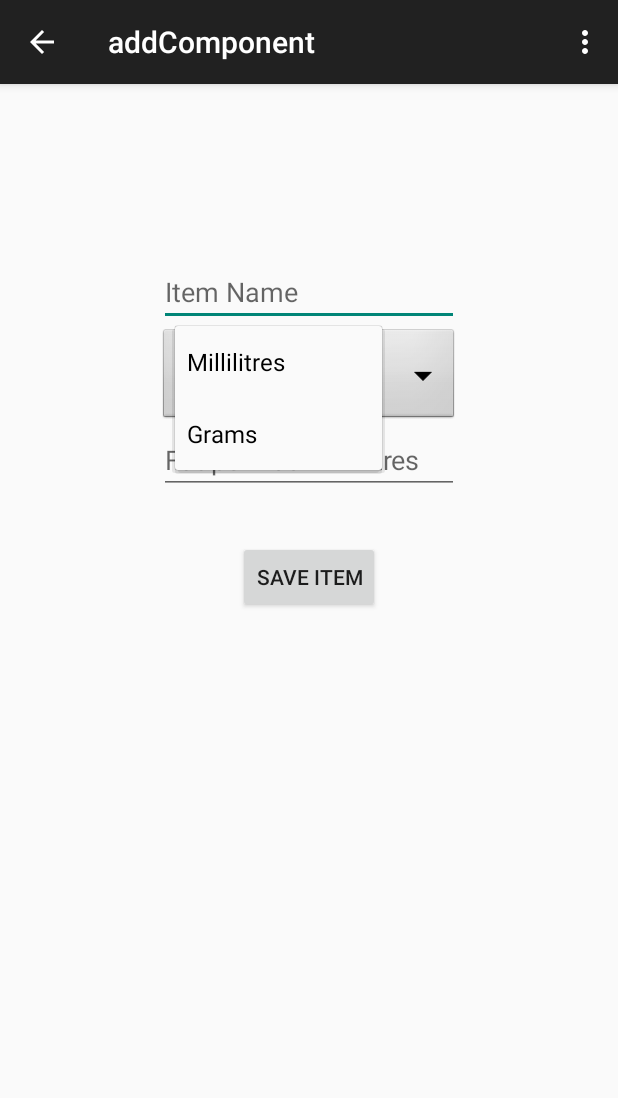
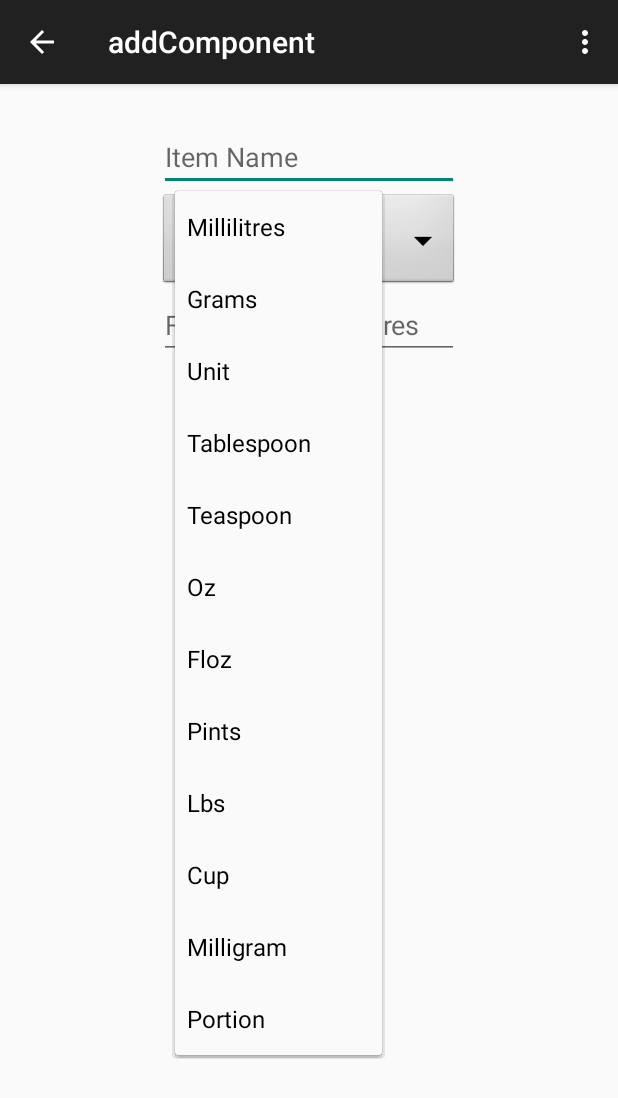
Before and after one commit to lukeboland1/FYP, an Android app: the addComponent screen opened directly, with no data from a screen before it, after a tap on "Millilitres", on a phone screen of 412 x 824 dp. Shown: the top 1098 px of the screen. Run offline under Robolectric (Android 15) with nearby library versions, the light colour scheme and no system bars; 4 statements that could not run were skipped.

Commit message:
Polishing some UI stuff on storing Entries / Meals

```diff
--- a/app/src/main/java/com/luke/fyp/addComponent.java
+++ b/app/src/main/java/com/luke/fyp/addComponent.java
@@ -6,14 +6,20 @@ import android.view.Menu;
 import android.view.MenuItem;
 import android.os.AsyncTask;
 import android.view.View;
+import android.view.ViewGroup;
 import android.widget.AdapterView;
 import android.widget.ArrayAdapter;
 import android.widget.EditText;
+import android.widget.ListView;
 import android.widget.Spinner;
+import android.widget.TextView;
 import android.widget.Toast;
+
+import java.util.ArrayList;
 
 public class addComponent extends AppCompatActivity {
     private DatabaseAccess db;
+    private ArrayList<Component> components;
     private EditText mEdit;
     private EditText fat;
     String servingType;
@@ -26,7 +32,10 @@ public class addComponent extends AppCompatActivity {
         db = new DatabaseAccess(this);
         mEdit   = (EditText)findViewById(R.id.componentName);
         fat = (EditText)findViewById(R.id.fatPerServing);
-        String[] items = {"Millilitres", "Grams"};
+        new setupDisplay().execute();
+
+        /*
+        String[] items = {"Millilitres", "Grams", "Unit", "Tablespoon", "Teaspoon", "Oz", "Floz", "Pints", "Lbs", "Cup", "Milligram", "Portion"};
         Spinner dropdown = (Spinner)findViewById(R.id.spinnerServingType);
         ArrayAdapter<String> adapter = new ArrayAdapter<String>(this, android.R.layout.simple_spinner_dropdown_item, items);
         dropdown.setAdapter(adapter);
@@ -47,6 +56,56 @@ public class addComponent extends AppCompatActivity {
                     fat.setHint("Fat per 100 millilitres");
                 }
 
+                else if(servingType.equals("Tablespoon"))
+                {
+                    fat.setHint("Fat per Tablespoon");
+                }
+
+                else if(servingType.equals("Teaspoon"))
+                {
+                    fat.setHint("Fat per Teaspoon");
+                }
+
+                else if(servingType.equals("Oz"))
+                {
+                    fat.setHint("Fat per Oz");
+                }
+
+                else if(servingType.equals("Floz"))
+                {
+                    fat.setHint("Fat per Floz");
+                }
+
+                else if(servingType.equals("Pints"))
+                {
+                    fat.setHint("Fat per Pint");
+                }
+
+                else if(servingType.equals("Lbs"))
+                {
+                    fat.setHint("Fat per lb");
+                }
+
+                else if(servingType.equals("Milligram"))
+                {
+                    fat.setHint("Fat per 100 milligrams");
+                }
+
+                else if(servingType.equals("Cup"))
+                {
+                    fat.setHint("Fat per cup");
+                }
+
+                else if(servingType.equals("Portion"))
+                {
+                    fat.setHint("Fat per portion");
+                }
+
+                else if(servingType.equals("Unit"))
+                {
+                    fat.setHint("Fat per unit");
+                }
+
             }
 
             @Override
@@ -54,14 +113,14 @@ public class addComponent extends AppCompatActivity {
 
 
             }
-        });
+        });*/
     }
 
 
 
     public void saveComponent(View v)
     {
-        if(!fat.getText().equals("")) {
+        if(!fat.getText().toString().equals("")) {
             new AddNewComponent().execute(mEdit.getText().toString(), fat.getText().toString());
         }
         else
@@ -74,18 +133,132 @@ public class addComponent extends AppCompatActivity {
 
         @Override
         protected Boolean doInBackground(String... params) {
-            boolean tof = db.insertComponent(params[0], Integer.parseInt(params[1]), servingType);
-            db.close();
+            boolean found = false;
+            for(int i = 0; i < components.size() && !found; i++)
+            {
+                if(components.get(i).getName().equals(params[0]))
+                {
+                    found = true;
+                }
+            }
+            boolean tof = false;
+
+            if(!found) {
+                tof = db.insertComponent(params[0], Integer.parseInt(params[1]), servingType);
+                components = db.getAllComponents();
+            }
+
             return tof;
         }
 
         @Override
         protected void onPostExecute(Boolean result) {
             super.onPostExecute(result);
-
-            Toast.makeText(getApplicationContext(), "Updated", Toast.LENGTH_SHORT).show();
+            if(result) {
+                Toast.makeText(getApplicationContext(), "Item stored", Toast.LENGTH_SHORT).show();
+            }
+            else
+            {
+                Toast.makeText(getApplicationContext(), "Failed to store item", Toast.LENGTH_SHORT).show();
+            }
             mEdit.setText("");
             fat.setText("");
+            populateListView();
+
+        }
+    }
+
+    private class setupDisplay extends AsyncTask<String, Object, Boolean> {
+
+        @Override
+        protected Boolean doInBackground(String... params) {
+            components = db.getAllComponents();
+            return true;
+        }
+
+        @Override
+        protected void onPostExecute(Boolean result) {
+            super.onPostExecute(result);
+            populateListView();
+            String[] items = {"Millilitres", "Grams", "Unit", "Tablespoon", "Teaspoon", "Oz", "Floz", "Pints", "Lbs", "Cup", "Milligram", "Portion"};
+            Spinner dropdown = (Spinner)findViewById(R.id.spinnerServingType);
+            ArrayAdapter<String> adapter = new ArrayAdapter<String>(addComponent.this, android.R.layout.simple_spinner_dropdown_item, items);
+            dropdown.setAdapter(adapter);
+            dropdown.setOnItemSelectedListener(new AdapterView.OnItemSelectedListener() {
+
+                @Override
+                public void onItemSelected(AdapterView<?> arg0, View arg1,
+                                           int arg2, long arg3) {
+                    String item =(String) arg0.getItemAtPosition(arg2);
+                    servingType = item;
+                    canStore = true;
+                    if(servingType.equals("Grams"))
+                    {
+                        fat.setHint("Fat per 100 grams");
+                    }
+                    else if(servingType.equals("Millilitres"))
+                    {
+                        fat.setHint("Fat per 100 millilitres");
+                    }
+
+                    else if(servingType.equals("Tablespoon"))
+                    {
+                        fat.setHint("Fat per Tablespoon");
+                    }
+
+                    else if(servingType.equals("Teaspoon"))
+                    {
+                        fat.setHint("Fat per Teaspoon");
+                    }
+
+                    else if(servingType.equals("Oz"))
+                    {
+                        fat.setHint("Fat per Oz");
+                    }
+
+                    else if(servingType.equals("Floz"))
+                    {
+                        fat.setHint("Fat per Floz");
+                    }
+
+                    else if(servingType.equals("Pints"))
+                    {
+                        fat.setHint("Fat per Pint");
+                    }
+
+                    else if(servingType.equals("Lbs"))
+                    {
+                        fat.setHint("Fat per lb");
+                    }
+
+                    else if(servingType.equals("Milligram"))
+                    {
+                        fat.setHint("Fat per 100 milligrams");
+                    }
+
+                    else if(servingType.equals("Cup"))
+                    {
+                        fat.setHint("Fat per cup");
+                    }
+
+                    else if(servingType.equals("Portion"))
+                    {
+                        fat.setHint("Fat per portion");
+                    }
+
+                    else if(servingType.equals("Unit"))
+                    {
+                        fat.setHint("Fat per unit");
+                    }
+
+                }
+
+                @Override
+                public void onNothingSelected(AdapterView<?> arg0) {
+
+
+                }
+            });
 
         }
     }
@@ -93,7 +266,41 @@ public class addComponent extends AppCompatActivity {
 
 
 
+    private void populateListView()
+    {
+        ArrayAdapter<Component> adapt = new MyListAdapter();
+        ListView list =(ListView) findViewById(R.id.componentListView5);
+        list.setAdapter(adapt);
 
+    }
+
+
+    private class MyListAdapter extends ArrayAdapter<Component>
+    {
+        public MyListAdapter()
+        {
+            super(addComponent.this, R.layout.item_view, components);
+        }
+
+        @Override
+        public View getView(int position, View convertView, ViewGroup parent) {
+            View itemView = convertView;
+            if(itemView == null)
+            {
+                itemView = getLayoutInflater().inflate(R.layout.item_view, parent, false);
+
+            }
+
+            Component mr = components.get(position);
+            TextView mName = (TextView)itemView.findViewById(R.id.itemViewMealName);
+            mName.setText(mr.getName());
+            TextView mNotes = (TextView)itemView.findViewById(R.id.itemViewNotes);
+            mNotes.setText("" + mr.getQuantity() + " " + mr.getServingType());
+
+
+            return itemView;
+        }
+    }
 
 
 
--- a/app/src/main/java/com/luke/fyp/viewMealsActivity.java
+++ b/app/src/main/java/com/luke/fyp/viewMealsActivity.java
@@ -205,7 +205,9 @@ public class viewMealsActivity extends AppCompatActivity implements TextWatcher
 
             Entry e = foundEntries.get(position);
             TextView mName = (TextView)itemView.findViewById(R.id.itemViewMealName);
-            mName.setText(e.getName());
+            if(e.getCombinations().size() > 0) {
+                mName.setText(e.getCombinations().get(0).getName());
+            }
             TextView mDate = (TextView)itemView.findViewById(R.id.itemViewDateTaken);
             mDate.setText((convertDate(e.getDateTaken(), "dd/MM/yyyy")));
             TextView mCreon = (TextView)itemView.findViewById(R.id.itemViewCreonTaken);
--- a/app/src/main/res/layout/activity_add_component.xml
+++ b/app/src/main/res/layout/activity_add_component.xml
@@ -12,7 +12,7 @@
         android:id="@+id/componentName"
         android:layout_alignParentTop="true"
         android:layout_centerHorizontal="true"
-        android:layout_marginTop="100dp"
+        android:layout_marginTop="10dp"
         android:hint="Item Name"/>
 
     <Spinner
@@ -23,14 +23,6 @@
         android:layout_below="@id/componentName"
         android:background="@android:drawable/btn_dropdown"
         android:spinnerMode="dropdown" />
-
-    <!--<EditText
-        android:layout_width="200dp"
-        android:layout_height="wrap_content"
-        android:id="@+id/servingType"
-        android:layout_below="@id/componentName"
-        android:layout_centerHorizontal="true"
-        android:hint="Serving Type"/>-->
 
     <EditText
         android:layout_width="200dp"
@@ -51,4 +43,12 @@
         android:layout_marginTop="31dp"
         android:onClick="saveComponent"/>
 
+    <ListView
+        android:layout_width="wrap_content"
+        android:layout_height="wrap_content"
+        android:id="@+id/componentListView5"
+        android:layout_below="@+id/saveItem"
+        android:layout_alignParentLeft="true"
+        android:layout_alignParentStart="true" />
+
 </RelativeLayout>
```
Also changed, not shown: app/src/main/java/com/luke/fyp/CalendarActivity.java (+27 -10 lines), app/src/main/java/com/luke/fyp/Entry.java (+12 -0 lines), app/src/main/java/com/luke/fyp/addCombination.java (+83 -6 lines), app/src/main/java/com/luke/fyp/writeFileActivity.java (+7 -6 lines), app/src/main/res/layout/activity_add_combination.xml (+10 -15 lines), app/src/main/res/layout/activity_add_entry.xml (+6 -14 lines).
